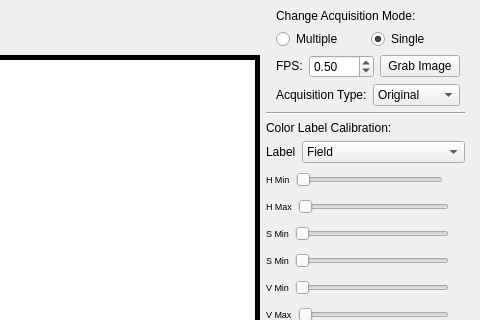
This is vision_calib/src/vision_calib.ui in minhoteam-msl/minho_team_tools as Qt 5 draws it before an edit; both pictures show x 229 to 709 and y 0 to 320 of the 709 by 600 pixel window. The edited form follows.
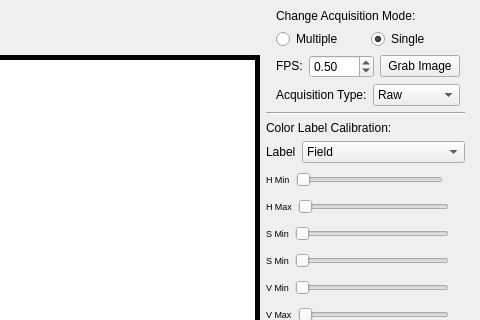
This is the edited form.

Commit message: Minor changes to vision_calib ui

Patch:
```diff
--- a/vision_calib/src/vision_calib.ui
+++ b/vision_calib/src/vision_calib.ui
@@ -329,7 +329,7 @@
          <widget class="QComboBox" name="combo_aqtype">
           <item>
            <property name="text">
-            <string>Original</string>
+            <string>Raw</string>
            </property>
           </item>
           <item>
```
